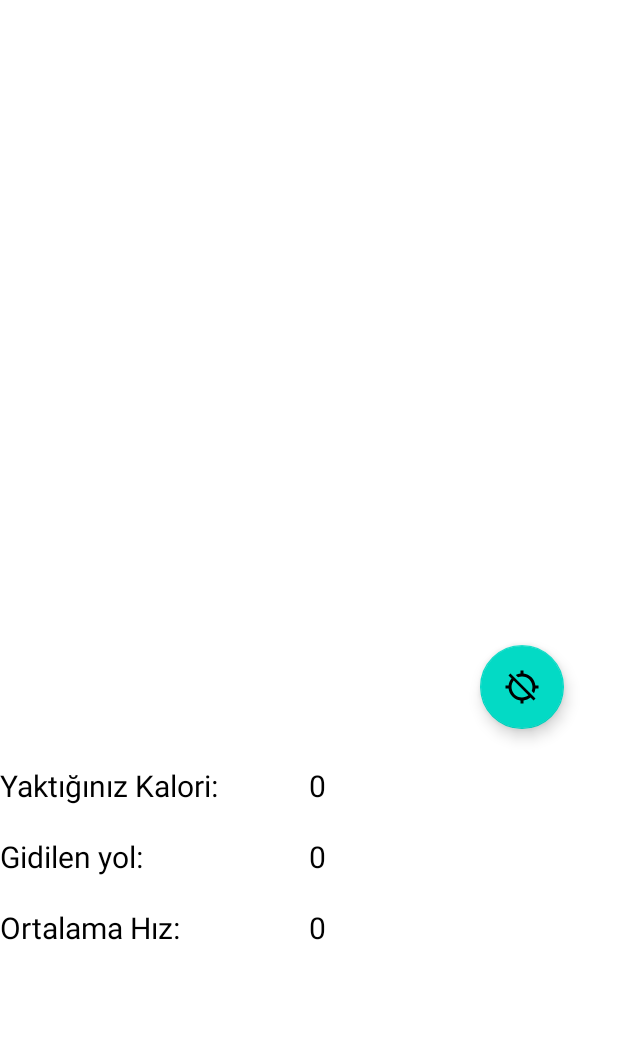
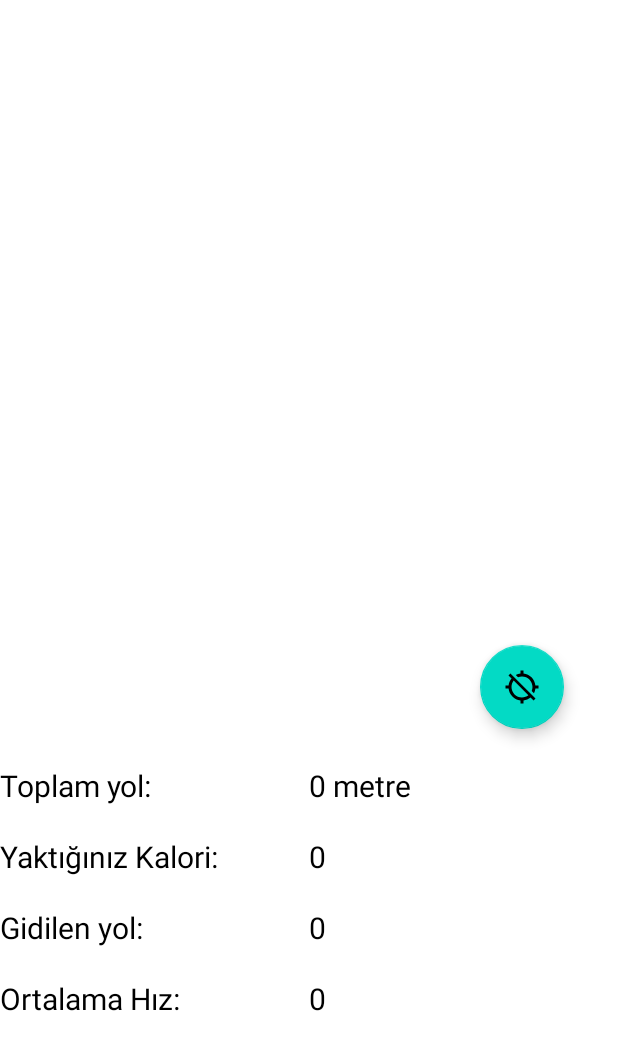
Before and after one commit to Qubits3/CalorieCalculator, an Android app: the MainActivity screen opened directly, with no data from a screen before it, after a tap on an icon or button, on a phone screen of 412 x 824 dp. Shown: the top 1050 px of the screen. Run offline under Robolectric (Android 15) with nearby library versions, the phone set to English and light mode, and no system bars; our stand-ins replace Timber; libraries missing offline, so code that uses them is left out: com.mapbox.api, com.mapbox.core, com.mapbox.geojson, com.mapbox.mapboxsdk, com.mapbox.turf; plain views replace MapView; 7 statements that could not run were skipped.

Commit message:
Added distance calculation

```diff
--- a/app/src/main/java/com/example/caloriecalculator/MainActivity.java
+++ b/app/src/main/java/com/example/caloriecalculator/MainActivity.java
@@ -32,4 +32,9 @@ public class MainActivity extends AppCompatActivity {
         Intent graph = new Intent(getApplicationContext(), GraphActivity.class);
         startActivity(graph);
     }
+
+    @Override
+    public void onBackPressed() {
+        // Disable back button
+    }
 }
--- a/app/src/main/java/com/example/caloriecalculator/MapsActivity.java
+++ b/app/src/main/java/com/example/caloriecalculator/MapsActivity.java
@@ -1,8 +1,10 @@
 package com.example.caloriecalculator;
 
 import android.Manifest;
+import android.annotation.SuppressLint;
 import android.content.Context;
 import android.content.IntentSender;
+import android.content.SharedPreferences;
 import android.content.pm.PackageManager;
 import android.graphics.Color;
 import android.location.Location;
@@ -10,7 +12,7 @@ import android.location.LocationListener;
 import android.location.LocationManager;
 import android.os.Bundle;
 import android.view.View;
-import android.widget.Button;
+import android.widget.TextView;
 import android.widget.Toast;
 
 import androidx.annotation.NonNull;
@@ -44,9 +46,9 @@ import com.mapbox.mapboxsdk.style.layers.LineLayer;
 import com.mapbox.mapboxsdk.style.layers.Property;
 import com.mapbox.mapboxsdk.style.layers.SymbolLayer;
 import com.mapbox.mapboxsdk.style.sources.GeoJsonSource;
+import com.mapbox.turf.TurfMeasurement;
 
 import java.util.Objects;
-import java.util.concurrent.TimeUnit;
 
 import retrofit2.Call;
 import retrofit2.Callback;
@@ -74,8 +76,8 @@ public class MapsActivity extends FragmentActivity implements MapboxMap.OnMapLon
     private MapboxMap mapboxMap;
     private DirectionsRoute walkingRoute;
     private DirectionsRoute cyclingRoute;
-    private Point destination = Point.fromLngLat(-99.167663574, 19.426984786987);  //set predestined location
-    private String lastSelectedDirectionsProfile = DirectionsCriteria.PROFILE_CYCLING;  //store last selected profile
+    private Point destination = Point.fromLngLat(-99.167663574, 19.426984786987);  // Set predestined location
+    private String lastSelectedDirectionsProfile = DirectionsCriteria.PROFILE_CYCLING;  // Store last selected profile
     private final String[] profiles = new String[]{
             DirectionsCriteria.PROFILE_CYCLING,
             DirectionsCriteria.PROFILE_WALKING
@@ -86,6 +88,8 @@ public class MapsActivity extends FragmentActivity implements MapboxMap.OnMapLon
     LocationRequest locationRequest;
     LatLng userLocation;
     FloatingActionButton mapsFab;
+
+    TextView toplamYolTextView;
 
     private final int REQUEST_CHECK_SETTINGS = 9001;
 
@@ -101,15 +105,17 @@ public class MapsActivity extends FragmentActivity implements MapboxMap.OnMapLon
         setContentView(R.layout.activity_maps);
 
         Bundle extras = getIntent().getExtras();
-        lastSelectedDirectionsProfile = extras.getString("profile");
+        lastSelectedDirectionsProfile = extras.getString("profile");  // Get profile from Main Activity
 
         /*
-         * Initialize floating action button
+         * Initialize components
          */
         mapsFab = findViewById(R.id.maps_fab);
+        mapView = findViewById(R.id.mapView);
+        toplamYolTextView = findViewById(R.id.toplamYolTextView);
 
         /*
-         * Ask to user to open his location as google style
+         * Ask to user to open his location as Google style
          */
         createLocationRequest();
         createLocationRequestPopup();
@@ -121,7 +127,7 @@ public class MapsActivity extends FragmentActivity implements MapboxMap.OnMapLon
         locationListener = new LocationListener() {
             @Override
             public void onLocationChanged(@NonNull Location location) {
-                userLocation = new LatLng(location.getLatitude(), location.getLongitude());
+                userLocation = new LatLng(location.getLatitude(), location.getLongitude());  // Store current user location
             }
 
             @Override
@@ -131,16 +137,17 @@ public class MapsActivity extends FragmentActivity implements MapboxMap.OnMapLon
 
             @Override
             public void onProviderEnabled(@NonNull String provider) {
+                mapsFab.setEnabled(true);  // Enable floating action button if GPS is on
                 mapsFab.setImageResource(R.drawable.baseline_location_searching_24);
             }
 
             @Override
             public void onProviderDisabled(@NonNull String provider) {
+                mapsFab.setEnabled(false);  // Disable floating action button if GPS is off
                 mapsFab.setImageResource(R.drawable.baseline_gps_off_24);
             }
         };
 
-        mapView = findViewById(R.id.mapView);
         /*
          * Load map asynchronously
          */
@@ -156,12 +163,10 @@ public class MapsActivity extends FragmentActivity implements MapboxMap.OnMapLon
 
                 initLayers(style);
 
-                //getAllRoutes(false);
-
                 mapboxMap.addOnMapLongClickListener(MapsActivity.this);
 
                 /*
-                 * Check location permission, if not granted ask to user
+                 * Check location permission, ask to user if not granted
                  */
                 if (checkSelfPermission(Manifest.permission.ACCESS_FINE_LOCATION) != PackageManager.PERMISSION_GRANTED) {
                     requestPermissions(new String[]{Manifest.permission.ACCESS_FINE_LOCATION}, 1);
@@ -172,12 +177,17 @@ public class MapsActivity extends FragmentActivity implements MapboxMap.OnMapLon
                     Location lastLocation = locationManager.getLastKnownLocation(LocationManager.GPS_PROVIDER);
                     if (lastLocation != null) {
                         LatLng lastUserLocation = new LatLng(lastLocation.getLatitude(), lastLocation.getLongitude());
-                        mapboxMap.moveCamera(CameraUpdateFactory.newLatLngZoom(lastUserLocation, 15));
+                        mapboxMap.moveCamera(CameraUpdateFactory.newLatLngZoom(lastUserLocation, 15f));
                     }
                 }
 
-                Toast.makeText(MapsActivity.this,
-                        R.string.instruction, Toast.LENGTH_SHORT).show();
+                /*
+                 * Move the camera to Istanbul at first start
+                 */
+                SharedPreferences preferences = this.getPreferences(Context.MODE_PRIVATE);
+                float latitude = preferences.getFloat("lastLatitude", 41.0049823f);
+                float longitude = preferences.getFloat("lastLongitude", 28.7319945f);
+                mapboxMap.moveCamera(CameraUpdateFactory.newLatLngZoom(new LatLng(latitude, longitude), 10f));
             });
         });
 
@@ -195,7 +205,7 @@ public class MapsActivity extends FragmentActivity implements MapboxMap.OnMapLon
                 Location lastLocation = locationManager.getLastKnownLocation(LocationManager.GPS_PROVIDER);
                 if (lastLocation != null) {
                     LatLng lastUserLocation = new LatLng(lastLocation.getLatitude(), lastLocation.getLongitude());
-                    mapboxMap.moveCamera(CameraUpdateFactory.newLatLngZoom(lastUserLocation, 15));
+                    mapboxMap.moveCamera(CameraUpdateFactory.newLatLngZoom(lastUserLocation, 15f));
                 }
             }
         }
@@ -203,7 +213,6 @@ public class MapsActivity extends FragmentActivity implements MapboxMap.OnMapLon
 
     /**
      * Load route info for each Directions API profile.
-     *
      */
     private void getAllRoutes() {
         for (String profile : profiles) {
@@ -211,11 +220,20 @@ public class MapsActivity extends FragmentActivity implements MapboxMap.OnMapLon
         }
     }
 
+    /**
+     * Set route at long click
+     *
+     * @param point where the long click location is
+     */
+    @SuppressLint({"DefaultLocale", "SetTextI18n"})
     @Override
     public boolean onMapLongClick(@NonNull LatLng point) {
         destination = Point.fromLngLat(point.getLongitude(), point.getLatitude());
         moveDestinationMarkerToNewLocation(point);
         getAllRoutes();
+
+        toplamYolTextView.setText(getDistance(userLocation, destination));
+
         return true;
     }
 
@@ -257,7 +275,7 @@ public class MapsActivity extends FragmentActivity implements MapboxMap.OnMapLon
                 GeoJsonSource routeLineSource = style.getSourceAs(ROUTE_SOURCE_ID);
 
                 // Create a LineString with the directions route's geometry and
-                // reset the GeoJSON source for the route LineLayer source
+                // Reset the GeoJSON source for the route LineLayer source
                 if (routeLineSource != null) {
                     switch (lastSelectedDirectionsProfile) {
                         case DirectionsCriteria.PROFILE_WALKING:
@@ -266,7 +284,7 @@ public class MapsActivity extends FragmentActivity implements MapboxMap.OnMapLon
                             break;
                         case DirectionsCriteria.PROFILE_CYCLING:
                             if (cyclingRoute != null)
-                            routeLineSource.setGeoJson(LineString.fromPolyline(Objects.requireNonNull(cyclingRoute.geometry()), PRECISION_6));
+                                routeLineSource.setGeoJson(LineString.fromPolyline(Objects.requireNonNull(cyclingRoute.geometry()), PRECISION_6));
                             break;
                         default:
                             break;
@@ -286,10 +304,10 @@ public class MapsActivity extends FragmentActivity implements MapboxMap.OnMapLon
          * Add the LineLayer to the map. This layer will display the directions route.
          */
         routeLayer.setProperties(
-                lineCap(Property.LINE_CAP_ROUND),  //shape of the route line endings
+                lineCap(Property.LINE_CAP_ROUND),  // Shape of the route line endings
                 lineJoin(Property.LINE_JOIN_ROUND),
                 lineWidth(5f),
-                lineColor(Color.parseColor("#006eff"))  //set route line color here
+                lineColor(Color.parseColor("#006eff"))  // Set route line color here
         );
         loadedMapStyle.addLayer(routeLayer);
 
@@ -367,6 +385,9 @@ public class MapsActivity extends FragmentActivity implements MapboxMap.OnMapLon
         }
     }
 
+    /**
+     * Creates a location request
+     */
     protected void createLocationRequest() {
         locationRequest = LocationRequest.create();
         locationRequest.setInterval(10000);
@@ -374,6 +395,9 @@ public class MapsActivity extends FragmentActivity implements MapboxMap.OnMapLon
         locationRequest.setPriority(LocationRequest.PRIORITY_HIGH_ACCURACY);
     }
 
+    /**
+     * Creates a location request like Google do
+     */
     protected void createLocationRequestPopup() {
         LocationSettingsRequest.Builder builder = new LocationSettingsRequest.Builder()
                 .addLocationRequest(locationRequest);
@@ -402,6 +426,37 @@ public class MapsActivity extends FragmentActivity implements MapboxMap.OnMapLon
     public void findLocation(View view) {
         createLocationRequestPopup();
         mapboxMap.animateCamera(CameraUpdateFactory.newLatLngZoom(userLocation, 15f), 2000);
+
+        /*
+         * Save last location
+         */
+        if (userLocation != null) {
+            SharedPreferences sharedPreferences = this.getSharedPreferences("location", Context.MODE_PRIVATE);
+            SharedPreferences.Editor editor = sharedPreferences.edit();
+            editor.putFloat("lastLatitude", (float) userLocation.getLatitude());
+            editor.putFloat("lastLongitude", (float) userLocation.getLongitude());
+            editor.apply();
+        }
+    }
+
+    /**Ad
+     * Calculates distance between two points
+     *
+     * @param point1 is the first location
+     * @param point2 is the second location
+     * @return the distance, automatically selects whether meter or kilometer
+     */
+    private String getDistance(@NonNull LatLng point1, @NonNull Point point2) {
+        double distance = TurfMeasurement.distance(Point.fromLngLat(
+                point1.getLongitude(),
+                point1.getLatitude()),
+                Point.fromLngLat(point2.longitude(), point2.latitude())) * 1000;
+
+        if (distance >= 1000){
+            return String.format("%.1f", distance / 1000) + " kilometre";
+        } else {
+            return Math.round(distance) + " metre";
+        }
     }
 
     @Override
--- a/app/src/main/res/layout/activity_maps.xml
+++ b/app/src/main/res/layout/activity_maps.xml
@@ -43,6 +43,16 @@
             android:orientation="vertical">
 
             <TextView
+                android:id="@+id/textView0"
+                android:layout_width="match_parent"
+                android:layout_height="wrap_content"
+                android:layout_marginTop="10dp"
+                android:layout_marginBottom="10dp"
+                android:text="Toplam yol:"
+                android:textColor="@color/black"
+                android:textSize="20sp" />
+
+            <TextView
                 android:id="@+id/textView"
                 android:layout_width="match_parent"
                 android:layout_height="wrap_content"
@@ -80,12 +90,12 @@
             android:orientation="vertical">
 
             <TextView
-                android:id="@+id/textVie4"
+                android:id="@+id/toplamYolTextView"
                 android:layout_width="match_parent"
                 android:layout_height="wrap_content"
                 android:layout_marginTop="10dp"
                 android:layout_marginBottom="10dp"
-                android:text="0"
+                android:text="0 metre"
                 android:textColor="@color/black"
                 android:textSize="20sp" />
 
@@ -108,6 +118,16 @@
                 android:text="0"
                 android:textColor="@color/black"
                 android:textSize="20sp" />
+
+            <TextView
+                android:id="@+id/textView7"
+                android:layout_width="match_parent"
+                android:layout_height="wrap_content"
+                android:layout_marginTop="10dp"
+                android:layout_marginBottom="10dp"
+                android:text="0"
+                android:textColor="@color/black"
+                android:textSize="20sp" />
         </LinearLayout>
     </LinearLayout>
 
```
